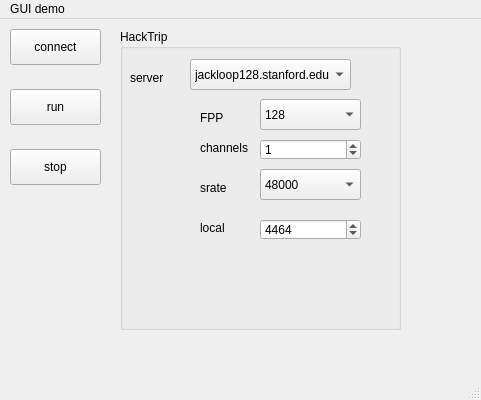
This is guiDemo/app/mainwindow.ui in cchafe/hacktrip as Qt 5 draws it before an edit. The edited form follows.
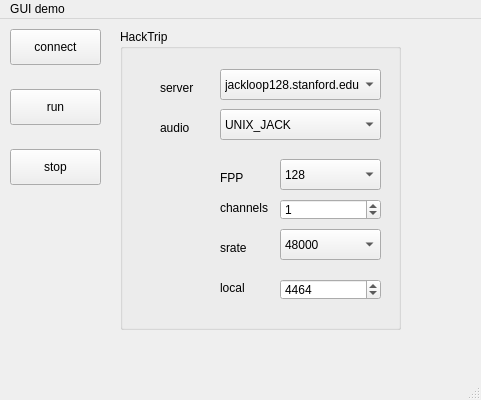
This is the edited form.

Commit message: gui selection for rtAudioApi, works ok for jack and pulse, not alsa

What changed in the file:
```diff
--- a/guiDemo/app/mainwindow.ui
+++ b/guiDemo/app/mainwindow.ui
@@ -68,8 +68,8 @@
     <widget class="QSpinBox" name="channelsSpinBox">
      <property name="geometry">
       <rect>
-       <x>140</x>
-       <y>110</y>
+       <x>160</x>
+       <y>170</y>
        <width>101</width>
        <height>21</height>
       </rect>
@@ -81,8 +81,8 @@
     <widget class="QComboBox" name="FPPcomboBox">
      <property name="geometry">
       <rect>
-       <x>140</x>
-       <y>70</y>
+       <x>160</x>
+       <y>130</y>
        <width>101</width>
        <height>31</height>
       </rect>
@@ -101,8 +101,8 @@
     <widget class="QLabel" name="label">
      <property name="geometry">
       <rect>
-       <x>80</x>
-       <y>80</y>
+       <x>100</x>
+       <y>140</y>
        <width>54</width>
        <height>17</height>
       </rect>
@@ -114,8 +114,8 @@
     <widget class="QLabel" name="label_2">
      <property name="geometry">
       <rect>
-       <x>80</x>
-       <y>110</y>
+       <x>100</x>
+       <y>170</y>
        <width>54</width>
        <height>17</height>
       </rect>
@@ -127,8 +127,8 @@
     <widget class="QComboBox" name="serverComboBox">
      <property name="geometry">
       <rect>
-       <x>70</x>
-       <y>30</y>
+       <x>100</x>
+       <y>40</y>
        <width>161</width>
        <height>31</height>
       </rect>
@@ -142,8 +142,8 @@
     <widget class="QLabel" name="label_3">
      <property name="geometry">
       <rect>
-       <x>10</x>
-       <y>40</y>
+       <x>40</x>
+       <y>50</y>
        <width>54</width>
        <height>17</height>
       </rect>
@@ -155,8 +155,8 @@
     <widget class="QComboBox" name="srateComboBox">
      <property name="geometry">
       <rect>
-       <x>140</x>
-       <y>140</y>
+       <x>160</x>
+       <y>200</y>
        <width>101</width>
        <height>31</height>
       </rect>
@@ -170,8 +170,8 @@
     <widget class="QLabel" name="label_4">
      <property name="geometry">
       <rect>
-       <x>80</x>
-       <y>150</y>
+       <x>100</x>
+       <y>210</y>
        <width>54</width>
        <height>17</height>
       </rect>
@@ -183,8 +183,8 @@
     <widget class="QLabel" name="label_5">
      <property name="geometry">
       <rect>
-       <x>80</x>
-       <y>190</y>
+       <x>100</x>
+       <y>250</y>
        <width>54</width>
        <height>17</height>
       </rect>
@@ -196,8 +196,8 @@
     <widget class="QSpinBox" name="localUDPspinBox">
      <property name="geometry">
       <rect>
-       <x>140</x>
-       <y>190</y>
+       <x>160</x>
+       <y>250</y>
        <width>101</width>
        <height>21</height>
       </rect>
@@ -209,6 +209,77 @@
       <number>4464</number>
      </property>
     </widget>
+    <widget class="QLabel" name="label_6">
+     <property name="geometry">
+      <rect>
+       <x>40</x>
+       <y>90</y>
+       <width>54</width>
+       <height>17</height>
+      </rect>
+     </property>
+     <property name="text">
+      <string>audio</string>
+     </property>
+    </widget>
+    <widget class="QComboBox" name="audioComboBox">
+     <property name="geometry">
+      <rect>
+       <x>100</x>
+       <y>80</y>
+       <width>161</width>
+       <height>31</height>
+      </rect>
+     </property>
+     <property name="currentIndex">
+      <number>3</number>
+     </property>
+     <item>
+      <property name="text">
+       <string>UNSPECIFIED</string>
+      </property>
+     </item>
+     <item>
+      <property name="text">
+       <string>MACOSX_CORE</string>
+      </property>
+     </item>
+     <item>
+      <property name="text">
+       <string>LINUX_ALSA</string>
+      </property>
+     </item>
+     <item>
+      <property name="text">
+       <string>UNIX_JACK</string>
+      </property>
+     </item>
+     <item>
+      <property name="text">
+       <string>LINUX_PULSE</string>
+      </property>
+     </item>
+     <item>
+      <property name="text">
+       <string>LINUX_OSS</string>
+      </property>
+     </item>
+     <item>
+      <property name="text">
+       <string>WINDOWS_ASIO</string>
+      </property>
+     </item>
+     <item>
+      <property name="text">
+       <string>WINDOWS_WASAPI</string>
+      </property>
+     </item>
+     <item>
+      <property name="text">
+       <string>WINDOWS_DS</string>
+      </property>
+     </item>
+    </widget>
    </widget>
   </widget>
   <widget class="QMenuBar" name="menubar">
```
The commit also changes 5 other files.
